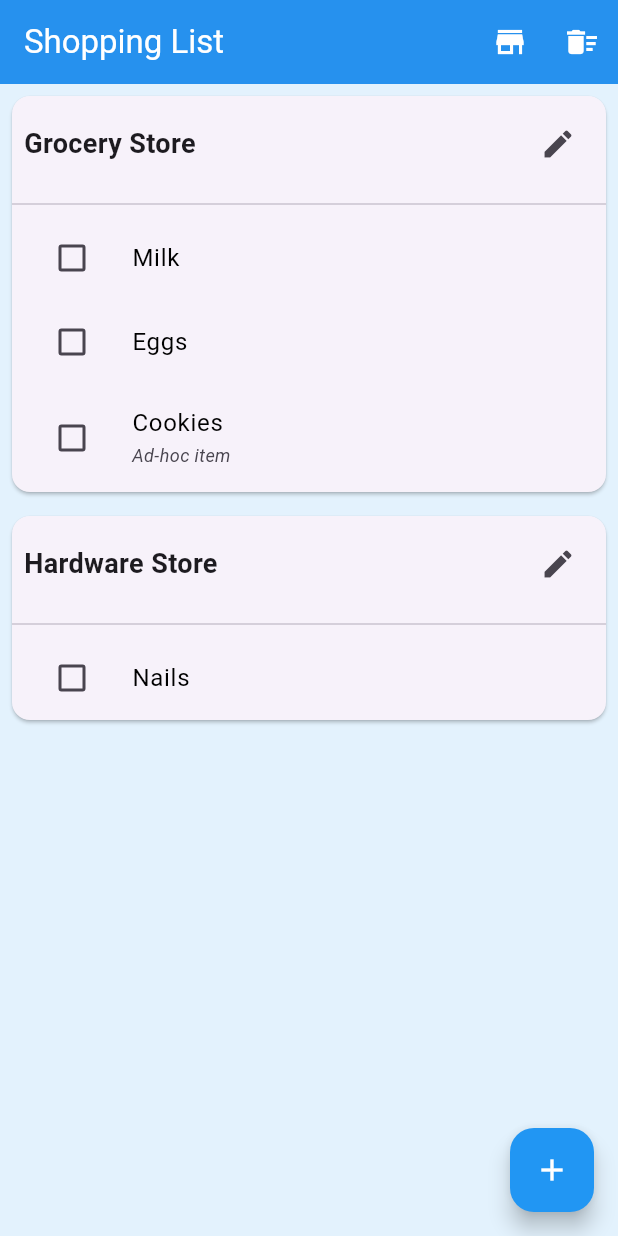
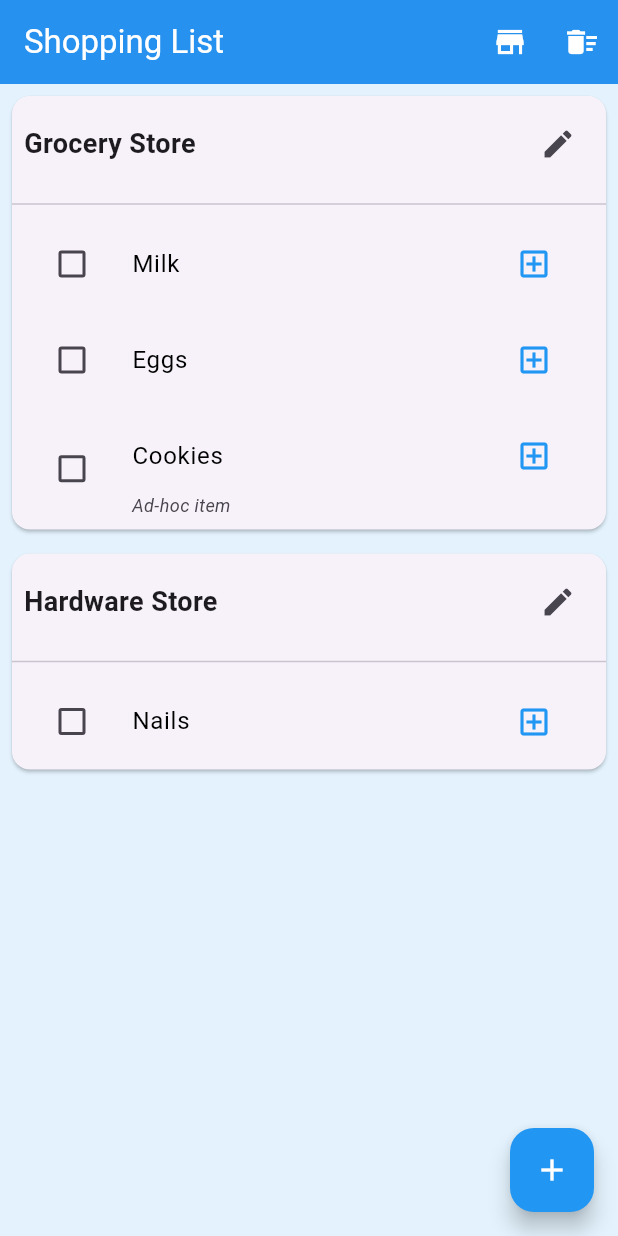
Before and after one commit to domob1812/shopt2, a Flutter app: the screen it shows after launch, on a phone screen of 412 x 824 dp. Run offline on Flutter 3.47's test engine with Material 3 defaults, Android fonts, the phone set to English and light mode, and no system bars; our stand-ins replace reorderables, shared_preferences.

Commit message:
Add quantity for list items.

```diff
--- a/lib/models/shopping_list_item.dart
+++ b/lib/models/shopping_list_item.dart
@@ -8,6 +8,7 @@ class ShoppingListItem {
   String shopId;
   int orderIndex; // For ordering within the shopping list
   bool isAdHoc; // Indicates if this is an ad-hoc item (not pre-configured)
+  String quantity; // Quantity of the item to buy, including units
 
   ShoppingListItem({
     required this.id,
@@ -17,6 +18,7 @@ class ShoppingListItem {
     this.isChecked = false,
     this.orderIndex = 0,
     this.isAdHoc = false,
+    this.quantity = '',
   });
 
   factory ShoppingListItem.fromJson(Map<String, dynamic> json) {
@@ -28,6 +30,7 @@ class ShoppingListItem {
       isChecked: json['isChecked'] ?? false,
       orderIndex: json['orderIndex'] ?? 0,
       isAdHoc: json['isAdHoc'] ?? false,
+      quantity: json['quantity'] ?? '',
     );
   }
 
@@ -51,6 +54,7 @@ class ShoppingListItem {
       'isChecked': isChecked,
       'orderIndex': orderIndex,
       'isAdHoc': isAdHoc,
+      'quantity': quantity,
     };
   }
 
@@ -62,6 +66,7 @@ class ShoppingListItem {
     bool? isChecked,
     int? orderIndex,
     bool? isAdHoc,
+    String? quantity,
   }) {
     return ShoppingListItem(
       id: id ?? this.id,
@@ -71,6 +76,7 @@ class ShoppingListItem {
       isChecked: isChecked ?? this.isChecked,
       orderIndex: orderIndex ?? this.orderIndex,
       isAdHoc: isAdHoc ?? this.isAdHoc,
+      quantity: quantity ?? this.quantity,
     );
   }
 }
--- a/lib/screens/shopping_list_screen.dart
+++ b/lib/screens/shopping_list_screen.dart
@@ -117,15 +117,84 @@ class ShoppingListScreen extends StatelessWidget {
           Provider.of<StorageService>(context, listen: false).toggleItemCheck(item.id);
         },
       ),
-      title: Text(
-        item.name,
-        style: TextStyle(
-          decoration: item.isChecked ? TextDecoration.lineThrough : null,
-          color: item.isChecked ? Colors.grey : Colors.black,
-        ),
+      title: Row(
+        children: [
+          Expanded(
+            child: Text(
+              item.name,
+              style: TextStyle(
+                decoration: item.isChecked ? TextDecoration.lineThrough : null,
+                color: item.isChecked ? Colors.grey : Colors.black,
+              ),
+            ),
+          ),
+          if (item.quantity.isNotEmpty)
+            InkWell(
+              onTap: () => _showQuantityEditDialog(context, item),
+              child: Padding(
+                padding: const EdgeInsets.symmetric(horizontal: 8.0),
+                child: Text(
+                  item.quantity,
+                  style: TextStyle(
+                    color: Colors.blue[700],
+                    fontWeight: FontWeight.bold,
+                    decoration: item.isChecked ? TextDecoration.lineThrough : null,
+                  ),
+                ),
+              ),
+            )
+          else
+            IconButton(
+              onPressed: () => _showQuantityEditDialog(context, item),
+              icon: const Icon(Icons.add_box_outlined, color: Colors.blue),
+              tooltip: 'Add quantity',
+              constraints: const BoxConstraints(),
+              padding: const EdgeInsets.all(4.0),
+              splashRadius: 24.0,
+            ),
+        ],
       ),
       // Show a different indicator for ad-hoc items
       subtitle: item.isAdHoc ? const Text('Ad-hoc item', style: TextStyle(fontSize: 12, fontStyle: FontStyle.italic)) : null,
+    );
+  }
+
+  void _showQuantityEditDialog(BuildContext context, ShoppingListItem item) {
+    String quantity = item.quantity;
+
+    showDialog(
+      context: context,
+      builder: (context) {
+        return AlertDialog(
+          title: const Text('Edit Quantity'),
+          content: TextField(
+            decoration: const InputDecoration(
+              labelText: 'Quantity',
+              hintText: 'e.g., 2 kg, 3 bottles, 500g, etc.',
+            ),
+            controller: TextEditingController(text: quantity),
+            onChanged: (value) {
+              quantity = value;
+            },
+          ),
+          actions: [
+            TextButton(
+              onPressed: () {
+                Navigator.pop(context);
+              },
+              child: const Text('Cancel'),
+            ),
+            TextButton(
+              onPressed: () {
+                Provider.of<StorageService>(context, listen: false)
+                    .updateShoppingListItem(item.copyWith(quantity: quantity.trim()));
+                Navigator.pop(context);
+              },
+              child: const Text('Save'),
+            ),
+          ],
+        );
+      },
     );
   }
 
```
Also changed, not shown: 1 other file.
